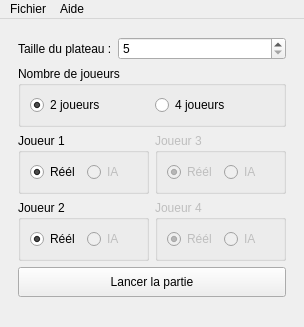
Before: the Qt Designer form Quoridor.ui in Ioni14/quoridor, drawn with Qt 5.
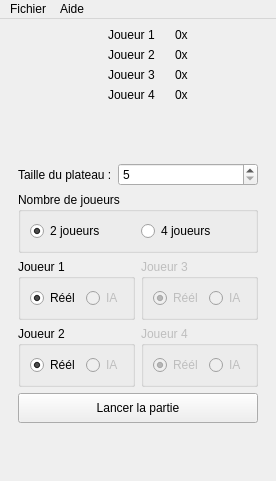
After: the same form once the commit is applied. Icons and pictures are not drawn.

Patch:
```diff
--- a/Quoridor.ui
+++ b/Quoridor.ui
@@ -6,15 +6,447 @@
    <rect>
     <x>0</x>
     <y>0</y>
-    <width>304</width>
-    <height>327</height>
+    <width>274</width>
+    <height>481</height>
    </rect>
   </property>
   <property name="windowTitle">
    <string>MainWindow</string>
   </property>
   <widget class="QWidget" name="baseWidget">
-   <layout class="QVBoxLayout" name="baseLayout">
+   <layout class="QVBoxLayout" name="verticalLayout_2">
+    <item>
+     <widget class="QWidget" name="gameWidget" native="true">
+      <property name="enabled">
+       <bool>true</bool>
+      </property>
+      <layout class="QHBoxLayout" name="gameLayout">
+       <property name="leftMargin">
+        <number>0</number>
+       </property>
+       <property name="topMargin">
+        <number>0</number>
+       </property>
+       <property name="rightMargin">
+        <number>0</number>
+       </property>
+       <property name="bottomMargin">
+        <number>0</number>
+       </property>
+       <item>
+        <widget class="QWidget" name="gameGraphics" native="true">
+         <layout class="QVBoxLayout" name="gameGraphicsLayout">
+          <property name="leftMargin">
+           <number>0</number>
+          </property>
+          <property name="topMargin">
+           <number>0</number>
+          </property>
+          <property name="rightMargin">
+           <number>0</number>
+          </property>
+          <property name="bottomMargin">
+           <number>0</number>
+          </property>
+         </layout>
+        </widget>
+       </item>
+       <item>
+        <layout class="QVBoxLayout" name="verticalLayout_5">
+         <item>
+          <widget class="QWidget" name="gridWidgetPlayers1_2" native="true">
+           <layout class="QGridLayout" name="gridLayout_2">
+            <property name="leftMargin">
+             <number>0</number>
+            </property>
+            <property name="topMargin">
+             <number>0</number>
+            </property>
+            <property name="rightMargin">
+             <number>0</number>
+            </property>
+            <property name="bottomMargin">
+             <number>0</number>
+            </property>
+            <item row="1" column="1">
+             <layout class="QHBoxLayout" name="horizontalLayout">
+              <item>
+               <widget class="QLabel" name="player1Pawn">
+                <property name="minimumSize">
+                 <size>
+                  <width>25</width>
+                  <height>0</height>
+                 </size>
+                </property>
+                <property name="maximumSize">
+                 <size>
+                  <width>25</width>
+                  <height>16777215</height>
+                 </size>
+                </property>
+                <property name="text">
+                 <string/>
+                </property>
+                <property name="pixmap">
+                 <pixmap>../build-Quoridor-Desktop_Qt_5_5_1_MinGW_32bit-Debug/res/pawn-blue-24.png</pixmap>
+                </property>
+               </widget>
+              </item>
+              <item>
+               <widget class="QLabel" name="player1Name">
+                <property name="minimumSize">
+                 <size>
+                  <width>60</width>
+                  <height>0</height>
+                 </size>
+                </property>
+                <property name="text">
+                 <string>Joueur 1</string>
+                </property>
+               </widget>
+              </item>
+             </layout>
+            </item>
+            <item row="1" column="2">
+             <layout class="QHBoxLayout" name="horizontalLayout_3">
+              <item>
+               <widget class="QLabel" name="player1NbWalls">
+                <property name="text">
+                 <string>0x</string>
+                </property>
+               </widget>
+              </item>
+              <item>
+               <widget class="QLabel" name="player1WallIcon">
+                <property name="text">
+                 <string/>
+                </property>
+                <property name="pixmap">
+                 <pixmap>../build-Quoridor-Desktop_Qt_5_5_1_MinGW_32bit-Debug/res/wall.png</pixmap>
+                </property>
+               </widget>
+              </item>
+             </layout>
+            </item>
+            <item row="1" column="0">
+             <widget class="QLabel" name="player1ActualIcon">
+              <property name="minimumSize">
+               <size>
+                <width>24</width>
+                <height>0</height>
+               </size>
+              </property>
+              <property name="maximumSize">
+               <size>
+                <width>24</width>
+                <height>16777215</height>
+               </size>
+              </property>
+              <property name="text">
+               <string/>
+              </property>
+              <property name="pixmap">
+               <pixmap>../build-Quoridor-Desktop_Qt_5_5_1_MinGW_32bit-Debug/res/caret.png</pixmap>
+              </property>
+             </widget>
+            </item>
+            <item row="2" column="0">
+             <widget class="QLabel" name="player2ActualIcon">
+              <property name="minimumSize">
+               <size>
+                <width>24</width>
+                <height>0</height>
+               </size>
+              </property>
+              <property name="maximumSize">
+               <size>
+                <width>24</width>
+                <height>16777215</height>
+               </size>
+              </property>
+              <property name="text">
+               <string/>
+              </property>
+              <property name="pixmap">
+               <pixmap>../build-Quoridor-Desktop_Qt_5_5_1_MinGW_32bit-Debug/res/caret.png</pixmap>
+              </property>
+             </widget>
+            </item>
+            <item row="2" column="1">
+             <layout class="QHBoxLayout" name="horizontalLayout_4">
+              <item>
+               <widget class="QLabel" name="player2Pawn">
+                <property name="minimumSize">
+                 <size>
+                  <width>25</width>
+                  <height>0</height>
+                 </size>
+                </property>
+                <property name="maximumSize">
+                 <size>
+                  <width>25</width>
+                  <height>16777215</height>
+                 </size>
+                </property>
+                <property name="text">
+                 <string/>
+                </property>
+                <property name="pixmap">
+                 <pixmap>../build-Quoridor-Desktop_Qt_5_5_1_MinGW_32bit-Debug/res/pawn-red-24.png</pixmap>
+                </property>
+               </widget>
+              </item>
+              <item>
+               <widget class="QLabel" name="player2Name">
+                <property name="minimumSize">
+                 <size>
+                  <width>60</width>
+                  <height>0</height>
+                 </size>
+                </property>
+                <property name="text">
+                 <string>Joueur 2</string>
+                </property>
+               </widget>
+              </item>
+             </layout>
+            </item>
+            <item row="2" column="2">
+             <layout class="QHBoxLayout" name="horizontalLayout_6">
+              <item>
+               <widget class="QLabel" name="player2NbWalls">
+                <property name="text">
+                 <string>0x</string>
+                </property>
+               </widget>
+              </item>
+              <item>
+               <widget class="QLabel" name="player2WallIcon">
+                <property name="text">
+                 <string/>
+                </property>
+                <property name="pixmap">
+                 <pixmap>../build-Quoridor-Desktop_Qt_5_5_1_MinGW_32bit-Debug/res/wall.png</pixmap>
+                </property>
+               </widget>
+              </item>
+             </layout>
+            </item>
+           </layout>
+          </widget>
+         </item>
+         <item>
+          <widget class="QWidget" name="gridWidgetPlayers3_4" native="true">
+           <property name="minimumSize">
+            <size>
+             <width>220</width>
+             <height>0</height>
+            </size>
+           </property>
+           <property name="maximumSize">
+            <size>
+             <width>220</width>
+             <height>16777215</height>
+            </size>
+           </property>
+           <layout class="QGridLayout" name="gridLayout" columnminimumwidth="0,0,0">
+            <property name="leftMargin">
+             <number>0</number>
+            </property>
+            <property name="topMargin">
+             <number>0</number>
+            </property>
+            <property name="rightMargin">
+             <number>0</number>
+            </property>
+            <property name="bottomMargin">
+             <number>0</number>
+            </property>
+            <item row="5" column="0">
+             <widget class="QLabel" name="player4ActualIcon">
+              <property name="minimumSize">
+               <size>
+                <width>24</width>
+                <height>0</height>
+               </size>
+              </property>
+              <property name="maximumSize">
+               <size>
+                <width>24</width>
+                <height>16777215</height>
+               </size>
+              </property>
+              <property name="text">
+               <string/>
+              </property>
+              <property name="pixmap">
+               <pixmap>../build-Quoridor-Desktop_Qt_5_5_1_MinGW_32bit-Debug/res/caret.png</pixmap>
+              </property>
+             </widget>
+            </item>
+            <item row="4" column="0">
+             <widget class="QLabel" name="player3ActualIcon">
+              <property name="minimumSize">
+               <size>
+                <width>24</width>
+                <height>0</height>
+               </size>
+              </property>
+              <property name="maximumSize">
+               <size>
+                <width>24</width>
+                <height>16777215</height>
+               </size>
+              </property>
+              <property name="text">
+               <string/>
+              </property>
+              <property name="pixmap">
+               <pixmap>../build-Quoridor-Desktop_Qt_5_5_1_MinGW_32bit-Debug/res/caret.png</pixmap>
+              </property>
+             </widget>
+            </item>
+            <item row="4" column="1">
+             <layout class="QHBoxLayout" name="horizontalLayout_7">
+              <item>
+               <widget class="QLabel" name="player3Pawn">
+                <property name="minimumSize">
+                 <size>
+                  <width>25</width>
+                  <height>0</height>
+                 </size>
+                </property>
+                <property name="maximumSize">
+                 <size>
+                  <width>25</width>
+                  <height>16777215</height>
+                 </size>
+                </property>
+                <property name="text">
+                 <string/>
+                </property>
+                <property name="pixmap">
+                 <pixmap>../build-Quoridor-Desktop_Qt_5_5_1_MinGW_32bit-Debug/res/pawn-green-24.png</pixmap>
+                </property>
+               </widget>
+              </item>
+              <item>
+               <widget class="QLabel" name="player3Name">
+                <property name="minimumSize">
+                 <size>
+                  <width>60</width>
+                  <height>0</height>
+                 </size>
+                </property>
+                <property name="text">
+                 <string>Joueur 3</string>
+                </property>
+               </widget>
+              </item>
+             </layout>
+            </item>
+            <item row="4" column="2">
+             <layout class="QHBoxLayout" name="horizontalLayout_11">
+              <item>
+               <widget class="QLabel" name="player3NbWalls">
+                <property name="text">
+                 <string>0x</string>
+                </property>
+               </widget>
+              </item>
+              <item>
+               <widget class="QLabel" name="player3WallIcon">
+                <property name="text">
+                 <string/>
+                </property>
+                <property name="pixmap">
+                 <pixmap>../build-Quoridor-Desktop_Qt_5_5_1_MinGW_32bit-Debug/res/wall.png</pixmap>
+                </property>
+               </widget>
+              </item>
+             </layout>
+            </item>
+            <item row="5" column="1">
+             <layout class="QHBoxLayout" name="horizontalLayout_12">
+              <item>
+               <widget class="QLabel" name="player4Pawn">
+                <property name="minimumSize">
+                 <size>
+                  <width>25</width>
+                  <height>0</height>
+                 </size>
+                </property>
+                <property name="maximumSize">
+                 <size>
+                  <width>25</width>
+                  <height>16777215</height>
+                 </size>
+                </property>
+                <property name="text">
+                 <string/>
+                </property>
+                <property name="pixmap">
+                 <pixmap>../build-Quoridor-Desktop_Qt_5_5_1_MinGW_32bit-Debug/res/pawn-yellow-24.png</pixmap>
+                </property>
+               </widget>
+              </item>
+              <item>
+               <widget class="QLabel" name="player4Name">
+                <property name="minimumSize">
+                 <size>
+                  <width>60</width>
+                  <height>0</height>
+                 </size>
+                </property>
+                <property name="text">
+                 <string>Joueur 4</string>
+                </property>
+               </widget>
+              </item>
+             </layout>
+            </item>
+            <item row="5" column="2">
+             <layout class="QHBoxLayout" name="horizontalLayout_13">
+              <item>
+               <widget class="QLabel" name="player4NbWalls">
+                <property name="text">
+                 <string>0x</string>
+                </property>
+               </widget>
+              </item>
+              <item>
+               <widget class="QLabel" name="player4WallIcon">
+                <property name="text">
+                 <string/>
+                </property>
+                <property name="pixmap">
+                 <pixmap>../build-Quoridor-Desktop_Qt_5_5_1_MinGW_32bit-Debug/res/wall.png</pixmap>
+                </property>
+               </widget>
+              </item>
+             </layout>
+            </item>
+           </layout>
+          </widget>
+         </item>
+         <item>
+          <spacer name="verticalSpacer_2">
+           <property name="orientation">
+            <enum>Qt::Vertical</enum>
+           </property>
+           <property name="sizeHint" stdset="0">
+            <size>
+             <width>20</width>
+             <height>40</height>
+            </size>
+           </property>
+          </spacer>
+         </item>
+        </layout>
+       </item>
+      </layout>
+     </widget>
+    </item>
     <item>
      <widget class="QWidget" name="mainMenuWidget" native="true">
       <layout class="QVBoxLayout" name="verticalLayout">
@@ -242,7 +674,7 @@
     <rect>
      <x>0</x>
      <y>0</y>
-     <width>304</width>
+     <width>274</width>
      <height>20</height>
     </rect>
    </property>
```
Left out of the diff: 8 changed lines with no effect on the pictures.
